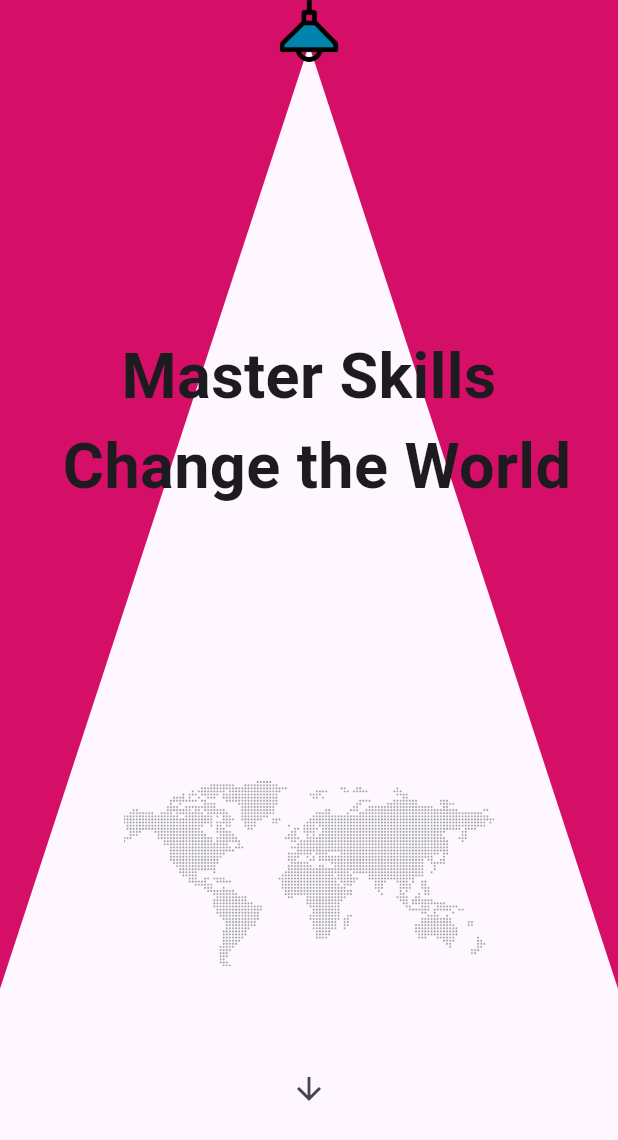
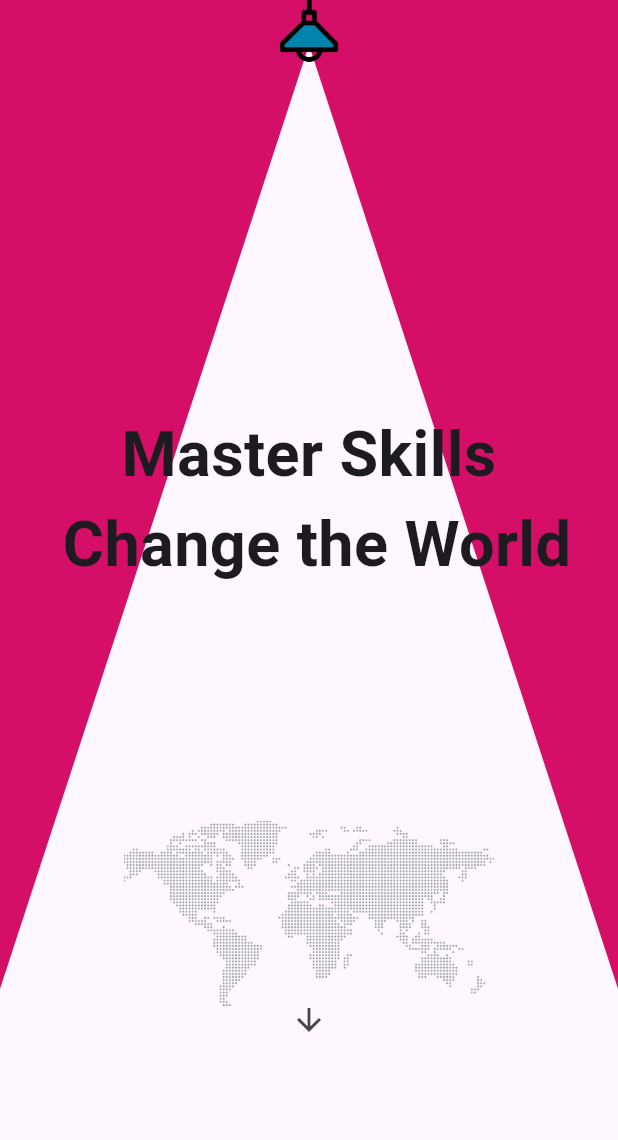
Before and after one commit to 0353497/world_skills_animations_w21, a Flutter app: the screen it shows after launch, on a phone screen of 412 x 824 dp. Shown: the top 1140 px of the screen. Run offline on Flutter 3.47's test engine with Material 3 defaults, Android fonts, the phone set to English and light mode, and no system bars; our stand-ins replace get.

Commit message:
final commit incomplete

```diff
--- a/lib/pages/homepage.dart
+++ b/lib/pages/homepage.dart
@@ -28,11 +28,25 @@ class _HomepageState extends State<Homepage> {
         child: Stack(
           children: [
             Positioned.fill(child: CustomPaint(painter: LampLight())),
-            Column(
+            TweenAnimationBuilder(
+              builder: (context, value, child) {
+                return Opacity(opacity: value, child: child);
+              },
+              tween: Tween<double>(begin: 1, end: 0),
+              duration: 3.seconds,
+              child: Container(color: Color(0xffd50f67)),
+            ),
+            TweenAnimationBuilder(
+              builder: (context, value, child) {
+                return Opacity(opacity: value, child: child);
+              },
+              tween: Tween<double>(begin: 0, end: 1),
+              duration: 3.seconds,
+              child: Column(
                 crossAxisAlignment: CrossAxisAlignment.center,
                 mainAxisAlignment: MainAxisAlignment.spaceBetween,
                 children: [
-                Image.asset("assets/images/lamp.png", width: Get.width * .1),
+                  SizedBox(height: 120),
                   Text(
                     "Master Skills \n Change the World",
                     style: TextStyle(fontSize: 42, fontWeight: FontWeight.bold),
@@ -45,13 +59,32 @@ class _HomepageState extends State<Homepage> {
                   Row(),
                 ],
               ),
+            ),
+            Align(
+              alignment: Alignment(0, -1),
+              child: TweenAnimationBuilder(
+                builder: (context, value, child) {
+                  return Transform.translate(
+                    offset: Offset(0, value),
+                    child: child,
+                  );
+                },
+                tween: Tween<double>(begin: -100, end: 0),
+                duration: 2.seconds,
+                child: Image.asset(
+                  "assets/images/lamp.png",
+                  width: Get.width * .1,
+                ),
+              ),
+            ),
             RepeatingAnimationBuilder(
               repeatMode: RepeatMode.reverse,
               builder: (context, value, child) {
                 return Align(alignment: Alignment(0, value), child: child);
               },
-              animatable: Tween(begin: .8, end: .9),
+              animatable: Tween(begin: .7, end: .9),
               duration: 2.seconds,
+              curve: Curves.easeInBack,
               child: IconButton(
                 onPressed: () {
                   Get.to(
```
Also changed, not shown: 2 other files. Lines whose indentation alone changed are shown as unchanged.
